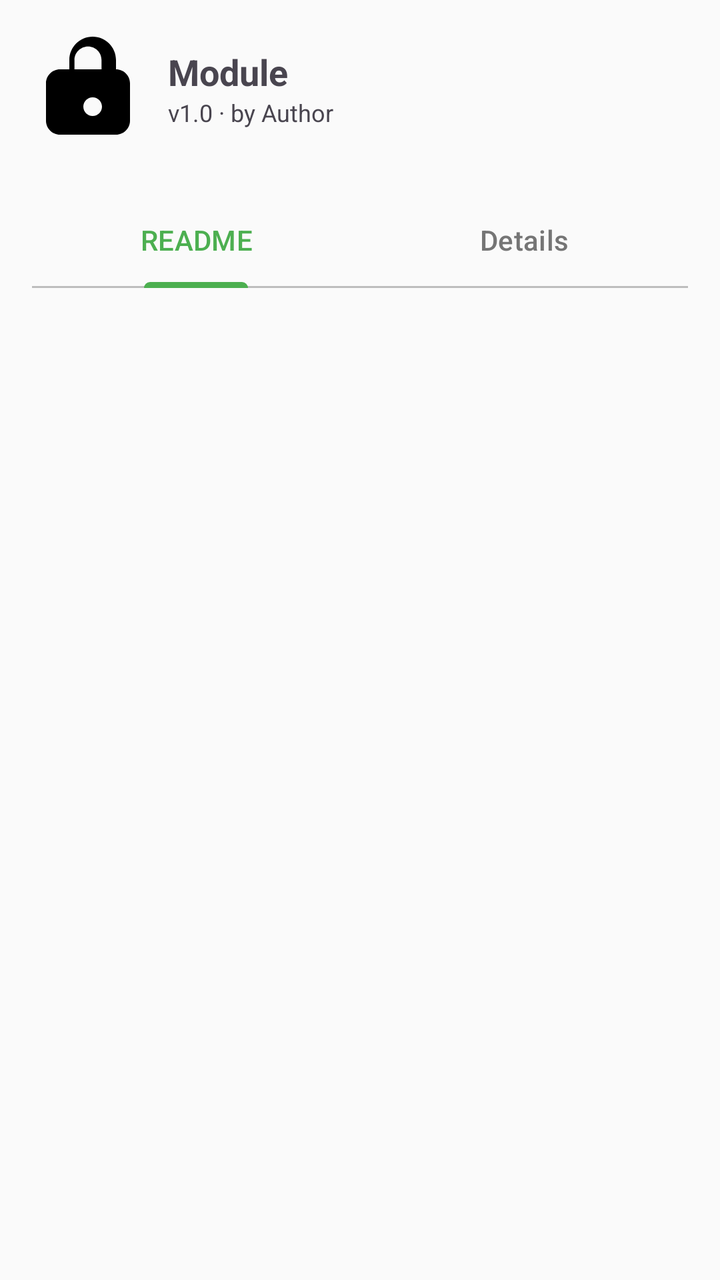
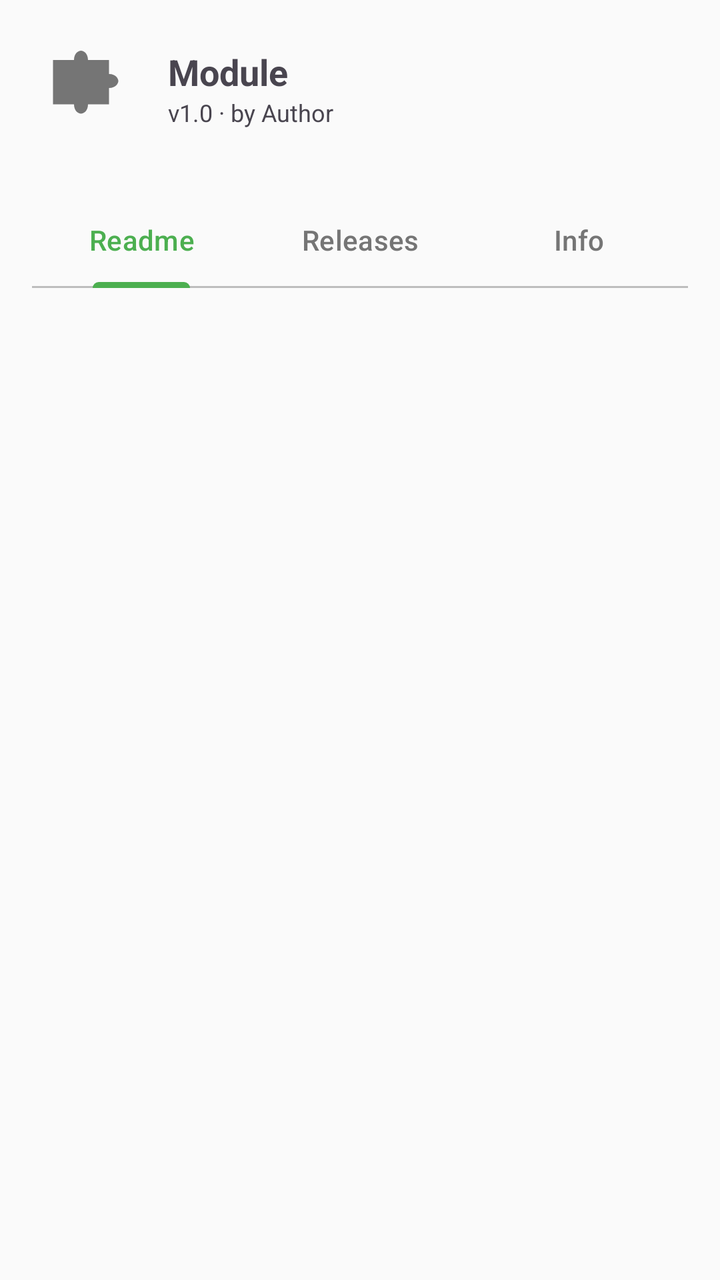

Screens rendered from an Android XML layout before and after an edit, with the pre-edit source and the edit as a unified diff.
<!-- AndroidManifest.xml: application theme Theme.ShizuPosedManager -->
<!-- res/layout/sheet_repo_detail.xml -->
<?xml version="1.0" encoding="utf-8"?>
<LinearLayout xmlns:android="http://schemas.android.com/apk/res/android"
    xmlns:app="http://schemas.android.com/apk/res-auto"
    android:layout_width="match_parent"
    android:layout_height="match_parent"
    android:orientation="vertical"
    android:padding="16dp">

    
    <LinearLayout
        android:layout_width="match_parent"
        android:layout_height="wrap_content"
        android:orientation="horizontal"
        android:gravity="center_vertical">

        <ImageView
            android:id="@+id/ivRepoDetailIcon"
            android:layout_width="56dp"
            android:layout_height="56dp"
            android:src="@drawable/ic_module"
            android:layout_marginEnd="12dp" />

        <LinearLayout
            android:layout_width="0dp"
            android:layout_height="wrap_content"
            android:layout_weight="1"
            android:orientation="vertical">

            <TextView
                android:id="@+id/tvRepoDetailName"
                android:layout_width="match_parent"
                android:layout_height="wrap_content"
                android:text="Module"
                android:textSize="18sp"
                android:textStyle="bold"
                android:maxLines="1"
                android:ellipsize="end" />

            <TextView
                android:id="@+id/tvRepoDetailSub"
                android:layout_width="match_parent"
                android:layout_height="wrap_content"
                android:text="v1.0 · by Author"
                android:textSize="12sp"
                android:textColor="?android:attr/textColorSecondary"
                android:maxLines="1"
                android:ellipsize="end" />
        </LinearLayout>
    </LinearLayout>

    
    <com.google.android.material.button.MaterialButtonToggleGroup
        android:layout_width="match_parent"
        android:layout_height="wrap_content"
        android:layout_marginTop="12dp"
        app:singleSelection="false">

        <com.google.android.material.button.MaterialButton
            android:id="@+id/btnRepoOpenHomepage"
            style="@style/Widget.Material3.Button.OutlinedButton"
            android:layout_width="wrap_content"
            android:layout_height="wrap_content"
            android:text="Homepage"
            android:visibility="gone" />

        <com.google.android.material.button.MaterialButton
            android:id="@+id/btnRepoOpenSupport"
            style="@style/Widget.Material3.Button.OutlinedButton"
            android:layout_width="wrap_content"
            android:layout_height="wrap_content"
            android:text="Support"
            android:visibility="gone" />
    </com.google.android.material.button.MaterialButtonToggleGroup>

    
    <com.google.android.material.tabs.TabLayout
        android:id="@+id/tlRepoDetailTabs"
        android:layout_width="match_parent"
        android:layout_height="wrap_content"
        android:layout_marginTop="12dp"
        app:tabMode="fixed">

        <com.google.android.material.tabs.TabItem
            android:layout_width="wrap_content"
            android:layout_height="wrap_content"
            android:text="README" />

        <com.google.android.material.tabs.TabItem
            android:layout_width="wrap_content"
            android:layout_height="wrap_content"
            android:text="Details" />
    </com.google.android.material.tabs.TabLayout>

    <FrameLayout
        android:layout_width="match_parent"
        android:layout_height="0dp"
        android:layout_weight="1"
        android:layout_marginTop="8dp">

        
        <ScrollView
            android:id="@+id/svRepoReadmeContainer"
            android:layout_width="match_parent"
            android:layout_height="match_parent"
            android:visibility="visible">

            <LinearLayout
                android:layout_width="match_parent"
                android:layout_height="wrap_content"
                android:orientation="vertical"
                android:paddingBottom="24dp">

                <TextView
                    android:id="@+id/tvRepoReadmeContent"
                    android:layout_width="match_parent"
                    android:layout_height="wrap_content"
                    android:textSize="14sp"
                    android:lineSpacingMultiplier="1.2"
                    android:textIsSelectable="true" />

                <TextView
                    android:id="@+id/tvRepoReadmeEmpty"
                    android:layout_width="match_parent"
                    android:layout_height="wrap_content"
                    android:text="No README bundled in this module."
                    android:textSize="14sp"
                    android:textColor="?android:attr/textColorSecondary"
                    android:gravity="center"
                    android:padding="24dp"
                    android:visibility="gone" />
            </LinearLayout>
        </ScrollView>

        
        <ScrollView
            android:id="@+id/svRepoDetailsContainer"
            android:layout_width="match_parent"
            android:layout_height="match_parent"
            android:visibility="gone">

            <TextView
                android:id="@+id/tvRepoDetailsContent"
                android:layout_width="match_parent"
                android:layout_height="wrap_content"
                android:textSize="13sp"
                android:lineSpacingMultiplier="1.3"
                android:fontFamily="monospace"
                android:paddingBottom="24dp" />
        </ScrollView>

    </FrameLayout>

</LinearLayout>
<!-- resources referenced by this layout -->
<resources>
  <!-- drawable ic_module (drawable) -->
  <?xml version="1.0" encoding="utf-8"?>
  <vector xmlns:android="http://schemas.android.com/apk/res/android"
      android:width="24dp"
      android:height="24dp"
      android:viewportWidth="24"
      android:viewportHeight="24">
      <path
          android:fillColor="#000000"
          android:pathData="M19,8h-1V6c0,-2.76 -2.24,-5 -5,-5S8,3.24 8,6v2H6c-1.66,0 -3,1.34 -3,3v8c0,1.66 1.34,3 3,3h12c1.66,0 3,-1.34 3,-3v-8c0,-1.66 -1.34,-3 -3,-3zm-6,10c-1.1,0 -2,-0.9 -2,-2s0.9,-2 2,-2 2,0.9 2,2 -0.9,2 -2,2zm3.1,-10H9.1V6c0,-1.61 1.35,-2.9 2.9,-2.9 1.61,0 2.9,1.29 2.9,2.9v2z"/>
  </vector>
  <color name="md_theme_light_primary">#4CAF50</color>
  <color name="md_theme_light_onPrimary">#FFFFFF</color>
  <color name="md_theme_light_primaryContainer">#C8E6C9</color>
  <color name="md_theme_light_onPrimaryContainer">#1B5E20</color>
  <color name="md_theme_light_secondary">#558B2F</color>
  <color name="md_theme_light_onSecondary">#FFFFFF</color>
  <color name="md_theme_light_secondaryContainer">#C5E1A5</color>
  <color name="md_theme_light_onSecondaryContainer">#33691E</color>
  <color name="md_theme_light_tertiary">#00695C</color>
  <color name="md_theme_light_onTertiary">#FFFFFF</color>
  <color name="md_theme_light_tertiaryContainer">#B2DFDB</color>
  <color name="md_theme_light_onTertiaryContainer">#004D40</color>
  <color name="md_theme_light_error">#D32F2F</color>
  <color name="md_theme_light_onError">#FFFFFF</color>
  <color name="md_theme_light_errorContainer">#FFCDD2</color>
  <color name="md_theme_light_onErrorContainer">#B71C1C</color>
  <color name="md_theme_light_surface">#FAFAFA</color>
  <color name="md_theme_light_onSurface">#212121</color>
  <color name="md_theme_light_surfaceVariant">#F5F5F5</color>
  <color name="md_theme_light_onSurfaceVariant">#757575</color>
  <color name="md_theme_light_outline">#BDBDBD</color>
  <color name="md_theme_light_inverseSurface">#424242</color>
  <color name="md_theme_light_inverseOnSurface">#FFFFFF</color>
  <color name="md_theme_light_inversePrimary">#81C784</color>
  <style name="Animation.Activity" parent="@android:style/Animation.Activity">
          <item name="android:activityOpenEnterAnimation">@android:anim/fade_in</item>
          <item name="android:activityOpenExitAnimation">@android:anim/fade_out</item>
          <item name="android:activityCloseEnterAnimation">@android:anim/fade_in</item>
          <item name="android:activityCloseExitAnimation">@android:anim/fade_out</item>
      </style>
  <!-- unchanged entries left out for length: 1 -->
</resources>

<!-- the commit's change to res/layout/sheet_repo_detail.xml (unified diff, before → after) -->
@@ -49,11 +49,11 @@
     </LinearLayout>
 
     
-    <com.google.android.material.button.MaterialButtonToggleGroup
+    <LinearLayout
         android:layout_width="match_parent"
         android:layout_height="wrap_content"
         android:layout_marginTop="12dp"
-        app:singleSelection="false">
+        android:orientation="horizontal">
 
         <com.google.android.material.button.MaterialButton
             android:id="@+id/btnRepoOpenHomepage"
@@ -61,6 +61,7 @@
             android:layout_width="wrap_content"
             android:layout_height="wrap_content"
             android:text="Homepage"
+            android:layout_marginEnd="8dp"
             android:visibility="gone" />
 
         <com.google.android.material.button.MaterialButton
@@ -70,7 +71,7 @@
             android:layout_height="wrap_content"
             android:text="Support"
             android:visibility="gone" />
-    </com.google.android.material.button.MaterialButtonToggleGroup>
+    </LinearLayout>
 
     
     <com.google.android.material.tabs.TabLayout
@@ -83,12 +84,17 @@
         <com.google.android.material.tabs.TabItem
             android:layout_width="wrap_content"
             android:layout_height="wrap_content"
-            android:text="README" />
+            android:text="Readme" />
 
         <com.google.android.material.tabs.TabItem
             android:layout_width="wrap_content"
             android:layout_height="wrap_content"
-            android:text="Details" />
+            android:text="Releases" />
+
+        <com.google.android.material.tabs.TabItem
+            android:layout_width="wrap_content"
+            android:layout_height="wrap_content"
+            android:text="Info" />
     </com.google.android.material.tabs.TabLayout>
 
     <FrameLayout
@@ -133,7 +139,51 @@
 
         
         <ScrollView
-            android:id="@+id/svRepoDetailsContainer"
+            android:id="@+id/svRepoReleasesContainer"
+            android:layout_width="match_parent"
+            android:layout_height="match_parent"
+            android:visibility="gone">
+
+            <LinearLayout
+                android:layout_width="match_parent"
+                android:layout_height="wrap_content"
+                android:orientation="vertical"
+                android:paddingBottom="24dp">
+
+                <TextView
+                    android:id="@+id/tvRepoReleaseVersion"
+                    android:layout_width="match_parent"
+                    android:layout_height="wrap_content"
+                    android:text="Current version: v1.0"
+                    android:textSize="16sp"
+                    android:textStyle="bold"
+                    android:layout_marginBottom="12dp" />
+
+                <TextView
+                    android:id="@+id/tvRepoReleaseChangelog"
+                    android:layout_width="match_parent"
+                    android:layout_height="wrap_content"
+                    android:textSize="14sp"
+                    android:lineSpacingMultiplier="1.2"
+                    android:textIsSelectable="true"
+                    android:visibility="gone" />
+
+                <TextView
+                    android:id="@+id/tvRepoReleaseEmpty"
+                    android:layout_width="match_parent"
+                    android:layout_height="wrap_content"
+                    android:text="No release notes bundled in this module."
+                    android:textSize="14sp"
+                    android:textColor="?android:attr/textColorSecondary"
+                    android:gravity="center"
+                    android:padding="24dp"
+                    android:visibility="visible" />
+            </LinearLayout>
+        </ScrollView>
+
+        
+        <ScrollView
+            android:id="@+id/svRepoInfoContainer"
             android:layout_width="match_parent"
             android:layout_height="match_parent"
             android:visibility="gone">
<!-- resource entries referenced after the edit -->
@@ -6,10 +6,27 @@
       android:width="24dp"
       android:height="24dp"
       android:viewportWidth="24"
-      android:viewportHeight="24">
+      android:viewportHeight="24"
+      android:tint="?attr/colorOnSurfaceVariant">
+  
+      
+  
       <path
           android:fillColor="#000000"
-          android:pathData="M19,8h-1V6c0,-2.76 -2.24,-5 -5,-5S8,3.24 8,6v2H6c-1.66,0 -3,1.34 -3,3v8c0,1.66 1.34,3 3,3h12c1.66,0 3,-1.34 3,-3v-8c0,-1.66 -1.34,-3 -3,-3zm-6,10c-1.1,0 -2,-0.9 -2,-2s0.9,-2 2,-2 2,0.9 2,2 -0.9,2 -2,2zm3.1,-10H9.1V6c0,-1.61 1.35,-2.9 2.9,-2.9 1.61,0 2.9,1.29 2.9,2.9v2z"/>
+          android:pathData="M 4.5,6
+                            L 9,6
+                            C 9,4.5 10,4 10.5,4
+                            C 11,4 12,4.5 12,6
+                            L 16.5,6
+                            L 16.5,9
+                            C 18,9 18.5,10 18.5,10.5
+                            C 18.5,11 18,12 16.5,12
+                            L 16.5,15.5
+                            L 12,15.5
+                            C 12,17 11,17.5 10.5,17.5
+                            C 10,17.5 9,17 9,15.5
+                            L 4.5,15.5
+                            Z" />
   </vector>
   <color name="md_theme_light_primary">#4CAF50</color>
   <color name="md_theme_light_onPrimary">#FFFFFF</color>
